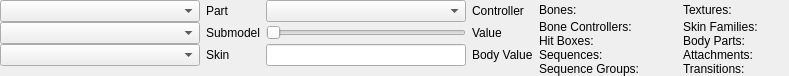
The window that src/tools/hlmv/ui/assets/studiomodel/dockpanels/StudioModelBodyPartsPanel.ui (SamVanheer/HalfLifeAssetManager) describes before a commit, drawn with Qt 5.
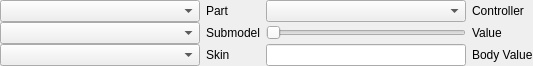
The same window after the commit.

Commit message: Move model info from body parts panel to new model info panel

Patch:
```diff
--- a/src/tools/hlmv/ui/assets/studiomodel/dockpanels/StudioModelBodyPartsPanel.ui
+++ b/src/tools/hlmv/ui/assets/studiomodel/dockpanels/StudioModelBodyPartsPanel.ui
@@ -6,8 +6,8 @@
    <rect>
     <x>0</x>
     <y>0</y>
-    <width>764</width>
-    <height>74</height>
+    <width>523</width>
+    <height>62</height>
    </rect>
   </property>
   <property name="windowTitle">
@@ -32,56 +32,43 @@
    <property name="verticalSpacing">
     <number>0</number>
    </property>
-   <item row="0" column="5">
-    <spacer name="horizontalSpacer">
-     <property name="orientation">
-      <enum>Qt::Horizontal</enum>
-     </property>
-     <property name="sizeHint" stdset="0">
-      <size>
-       <width>0</width>
-       <height>20</height>
-      </size>
-     </property>
-    </spacer>
-   </item>
-   <item row="0" column="2">
-    <widget class="QComboBox" name="BoneControllers">
-     <property name="sizePolicy">
-      <sizepolicy hsizetype="Fixed" vsizetype="Fixed">
-       <horstretch>0</horstretch>
-       <verstretch>0</verstretch>
-      </sizepolicy>
-     </property>
-     <property name="minimumSize">
-      <size>
-       <width>200</width>
-       <height>0</height>
-      </size>
-     </property>
-     <property name="maximumSize">
-      <size>
-       <width>200</width>
-       <height>16777215</height>
-      </size>
+   <item row="1" column="1">
+    <widget class="QLabel" name="label_2">
+     <property name="text">
+      <string>Submodel</string>
      </property>
     </widget>
    </item>
    <item row="2" column="3">
-    <widget class="QLabel" name="label_5">
+    <widget class="QLabel" name="label_6">
      <property name="text">
-      <string>Value</string>
+      <string>Body Value</string>
      </property>
     </widget>
    </item>
-   <item row="3" column="1">
-    <widget class="QLabel" name="label_3">
-     <property name="text">
-      <string>Skin</string>
+   <item row="1" column="0">
+    <widget class="QComboBox" name="Submodels">
+     <property name="sizePolicy">
+      <sizepolicy hsizetype="Fixed" vsizetype="Fixed">
+       <horstretch>0</horstretch>
+       <verstretch>0</verstretch>
+      </sizepolicy>
      </property>
+     <property name="minimumSize">
+      <size>
+       <width>200</width>
+       <height>0</height>
+      </size>
+     </property>
+     <property name="maximumSize">
+      <size>
+       <width>200</width>
+       <height>16777215</height>
+      </size>
+     </property>
     </widget>
    </item>
-   <item row="2" column="2">
+   <item row="1" column="2">
     <widget class="QSlider" name="BoneControllerValue">
      <property name="minimumSize">
       <size>
@@ -100,6 +87,28 @@
      </property>
     </widget>
    </item>
+   <item row="0" column="2">
+    <widget class="QComboBox" name="BoneControllers">
+     <property name="sizePolicy">
+      <sizepolicy hsizetype="Fixed" vsizetype="Fixed">
+       <horstretch>0</horstretch>
+       <verstretch>0</verstretch>
+      </sizepolicy>
+     </property>
+     <property name="minimumSize">
+      <size>
+       <width>200</width>
+       <height>0</height>
+      </size>
+     </property>
+     <property name="maximumSize">
+      <size>
+       <width>200</width>
+       <height>16777215</height>
+      </size>
+     </property>
+    </widget>
+   </item>
    <item row="0" column="0">
     <widget class="QComboBox" name="BodyParts">
      <property name="sizePolicy">
@@ -122,7 +131,56 @@
      </property>
     </widget>
    </item>
-   <item row="3" column="2">
+   <item row="0" column="1">
+    <widget class="QLabel" name="label">
+     <property name="text">
+      <string>Part</string>
+     </property>
+    </widget>
+   </item>
+   <item row="2" column="0">
+    <widget class="QComboBox" name="Skins">
+     <property name="sizePolicy">
+      <sizepolicy hsizetype="Fixed" vsizetype="Fixed">
+       <horstretch>0</horstretch>
+       <verstretch>0</verstretch>
+      </sizepolicy>
+     </property>
+     <property name="minimumSize">
+      <size>
+       <width>200</width>
+       <height>0</height>
+      </size>
+     </property>
+     <property name="maximumSize">
+      <size>
+       <width>200</width>
+       <height>16777215</height>
+      </size>
+     </property>
+    </widget>
+   </item>
+   <item row="0" column="3">
+    <widget class="QLabel" name="label_4">
+     <property name="text">
+      <string>Controller</string>
+     </property>
+    </widget>
+   </item>
+   <item row="3" column="0">
+    <spacer name="verticalSpacer_2">
+     <property name="orientation">
+      <enum>Qt::Vertical</enum>
+     </property>
+     <property name="sizeHint" stdset="0">
+      <size>
+       <width>20</width>
+       <height>0</height>
+      </size>
+     </property>
+    </spacer>
+   </item>
+   <item row="2" column="2">
     <widget class="QLineEdit" name="BodyValue">
      <property name="sizePolicy">
       <sizepolicy hsizetype="Fixed" vsizetype="Fixed">
@@ -150,29 +208,7 @@
      </property>
     </widget>
    </item>
-   <item row="2" column="0">
-    <widget class="QComboBox" name="Submodels">
-     <property name="sizePolicy">
-      <sizepolicy hsizetype="Fixed" vsizetype="Fixed">
-       <horstretch>0</horstretch>
-       <verstretch>0</verstretch>
-      </sizepolicy>
-     </property>
-     <property name="minimumSize">
-      <size>
-       <width>200</width>
-       <height>0</height>
-      </size>
-     </property>
-     <property name="maximumSize">
-      <size>
-       <width>200</width>
-       <height>16777215</height>
-      </size>
-     </property>
-    </widget>
-   </item>
-   <item row="5" column="0">
+   <item row="4" column="0">
     <spacer name="verticalSpacer">
      <property name="orientation">
       <enum>Qt::Vertical</enum>
@@ -185,271 +221,33 @@
      </property>
     </spacer>
    </item>
-   <item row="0" column="3">
-    <widget class="QLabel" name="label_4">
+   <item row="0" column="4">
+    <spacer name="horizontalSpacer">
+     <property name="orientation">
+      <enum>Qt::Horizontal</enum>
+     </property>
+     <property name="sizeHint" stdset="0">
+      <size>
+       <width>0</width>
+       <height>20</height>
+      </size>
+     </property>
+    </spacer>
+   </item>
+   <item row="1" column="3">
+    <widget class="QLabel" name="label_5">
      <property name="text">
-      <string>Controller</string>
+      <string>Value</string>
      </property>
     </widget>
    </item>
    <item row="2" column="1">
-    <widget class="QLabel" name="label_2">
+    <widget class="QLabel" name="label_3">
      <property name="text">
-      <string>Submodel</string>
+      <string>Skin</string>
      </property>
     </widget>
    </item>
-   <item row="0" column="1">
-    <widget class="QLabel" name="label">
-     <property name="text">
-      <string>Part</string>
-     </property>
-    </widget>
-   </item>
-   <item row="3" column="0">
-    <widget class="QComboBox" name="Skins">
-     <property name="sizePolicy">
-      <sizepolicy hsizetype="Fixed" vsizetype="Fixed">
-       <horstretch>0</horstretch>
-       <verstretch>0</verstretch>
-      </sizepolicy>
-     </property>
-     <property name="minimumSize">
-      <size>
-       <width>200</width>
-       <height>0</height>
-      </size>
-     </property>
-     <property name="maximumSize">
-      <size>
-       <width>200</width>
-       <height>16777215</height>
-      </size>
-     </property>
-    </widget>
-   </item>
-   <item row="3" column="3">
-    <widget class="QLabel" name="label_6">
-     <property name="text">
-      <string>Body Value</string>
-     </property>
-    </widget>
-   </item>
-   <item row="4" column="0">
-    <spacer name="verticalSpacer_2">
-     <property name="orientation">
-      <enum>Qt::Vertical</enum>
-     </property>
-     <property name="sizeHint" stdset="0">
-      <size>
-       <width>20</width>
-       <height>0</height>
-      </size>
-     </property>
-    </spacer>
-   </item>
-   <item row="0" column="4" rowspan="5">
-    <layout class="QGridLayout" name="gridLayout_2" columnminimumwidth="0,25,0,0,25">
-     <property name="rightMargin">
-      <number>0</number>
-     </property>
-     <property name="bottomMargin">
-      <number>0</number>
-     </property>
-     <property name="horizontalSpacing">
-      <number>6</number>
-     </property>
-     <property name="verticalSpacing">
-      <number>0</number>
-     </property>
-     <item row="0" column="1">
-      <widget class="QLabel" name="BonesValue">
-       <property name="text">
-        <string/>
-       </property>
-       <property name="alignment">
-        <set>Qt::AlignRight|Qt::AlignTrailing|Qt::AlignVCenter</set>
-       </property>
-      </widget>
-     </item>
-     <item row="4" column="3">
-      <widget class="QLabel" name="label_12">
-       <property name="text">
-        <string>Transitions:</string>
-       </property>
-      </widget>
-     </item>
-     <item row="0" column="4">
-      <widget class="QLabel" name="TexturesValue">
-       <property name="text">
-        <string/>
-       </property>
-       <property name="alignment">
-        <set>Qt::AlignRight|Qt::AlignTrailing|Qt::AlignVCenter</set>
-       </property>
-      </widget>
-     </item>
-     <item row="3" column="3">
-      <widget class="QLabel" name="label_11">
-       <property name="text">
-        <string>Attachments:</string>
-       </property>
-      </widget>
-     </item>
-     <item row="2" column="0">
-      <widget class="QLabel" name="label_7">
-       <property name="text">
-        <string>Hit Boxes:</string>
-       </property>
-      </widget>
-     </item>
-     <item row="3" column="4">
-      <widget class="QLabel" name="AttachmentsValue">
-       <property name="text">
-        <string/>
-       </property>
-       <property name="alignment">
-        <set>Qt::AlignRight|Qt::AlignTrailing|Qt::AlignVCenter</set>
-       </property>
-      </widget>
-     </item>
-     <item row="1" column="1">
-      <widget class="QLabel" name="BoneControllersValue">
-       <property name="text">
-        <string/>
-       </property>
-       <property name="alignment">
-        <set>Qt::AlignRight|Qt::AlignTrailing|Qt::AlignVCenter</set>
-       </property>
-      </widget>
-     </item>
-     <item row="0" column="0">
-      <widget class="QLabel" name="BonesLabel">
-       <property name="text">
-        <string>Bones:</string>
-       </property>
-      </widget>
-     </item>
-     <item row="3" column="0">
-      <widget class="QLabel" name="label_8">
-       <property name="text">
-        <string>Sequences:</string>
-       </property>
-      </widget>
-     </item>
-     <item row="4" column="0">
-      <widget class="QLabel" name="label_9">
-       <property name="text">
-        <string>Sequence Groups:</string>
-       </property>
-      </widget>
-     </item>
-     <item row="1" column="4">
-      <widget class="QLabel" name="SkinFamiliesValue">
-       <property name="text">
-        <string/>
-       </property>
-       <property name="alignment">
-        <set>Qt::AlignRight|Qt::AlignTrailing|Qt::AlignVCenter</set>
-       </property>
-      </widget>
-     </item>
-     <item row="2" column="4">
-      <widget class="QLabel" name="BodyPartsValue">
-       <property name="text">
-        <string/>
-       </property>
-       <property name="alignment">
-        <set>Qt::AlignRight|Qt::AlignTrailing|Qt::AlignVCenter</set>
-       </property>
-      </widget>
-     </item>
-     <item row="4" column="1">
-      <widget class="QLabel" name="SequenceGroupsValue">
-       <property name="text">
-        <string/>
-       </property>
-       <property name="alignment">
-        <set>Qt::AlignRight|Qt::AlignTrailing|Qt::AlignVCenter</set>
-       </property>
-      </widget>
-     </item>
-     <item row="4" column="4">
-      <widget class="QLabel" name="TransitionsValue">
-       <property name="text">
-        <string/>
-       </property>
-       <property name="alignment">
-        <set>Qt::AlignRight|Qt::AlignTrailing|Qt::AlignVCenter</set>
-       </property>
-      </widget>
-     </item>
-     <item row="3" column="1">
-      <widget class="QLabel" name="SequencesValue">
-       <property name="text">
-        <string/>
-       </property>
-       <property name="alignment">
-        <set>Qt::AlignRight|Qt::AlignTrailing|Qt::AlignVCenter</set>
-       </property>
-      </widget>
-     </item>
-     <item row="1" column="0">
-      <widget class="QLabel" name="BoneControllersLabel">
-       <property name="text">
-        <string>Bone Controllers:</string>
-       </property>
-      </widget>
-     </item>
-     <item row="1" column="3">
-      <widget class="QLabel" name="SkinFamiliesLabel">
-       <property name="text">
-        <string>Skin Families:</string>
-       </property>
-      </widget>
-     </item>
-     <item row="2" column="1">
-      <widget class="QLabel" name="HitBoxesValue">
-       <property name="text">
-        <string/>
-       </property>
-       <property name="alignment">
-        <set>Qt::AlignRight|Qt::AlignTrailing|Qt::AlignVCenter</set>
-       </property>
-      </widget>
-     </item>
-     <item row="2" column="3">
-      <widget class="QLabel" name="label_10">
-       <property name="text">
-        <string>Body Parts:</string>
-       </property>
-      </widget>
-     </item>
-     <item row="0" column="3">
-      <widget class="QLabel" name="TexturesLabel">
-       <property name="text">
-        <string>Textures:</string>
-       </property>
-      </widget>
-     </item>
-     <item row="0" column="2">
-      <spacer name="horizontalSpacer_2">
-       <property name="orientation">
-        <enum>Qt::Horizontal</enum>
-       </property>
-       <property name="sizeType">
-        <enum>QSizePolicy::Fixed</enum>
-       </property>
-       <property name="sizeHint" stdset="0">
-        <size>
-         <width>6</width>
-         <height>20</height>
-        </size>
-       </property>
-      </spacer>
-     </item>
-    </layout>
-   </item>
   </layout>
  </widget>
  <resources/>
```
The commit also changes 6 other files.
